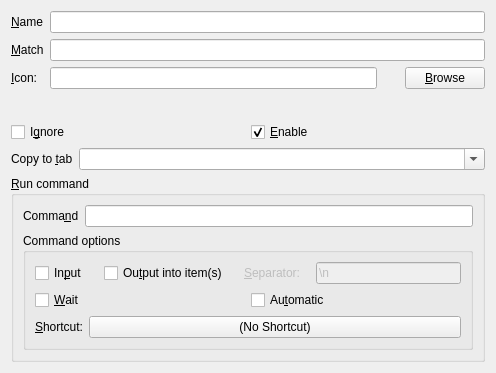
This is src/commandwidget.ui in hluk/CopyQ as Qt 5 draws it before an edit. The edited form follows.
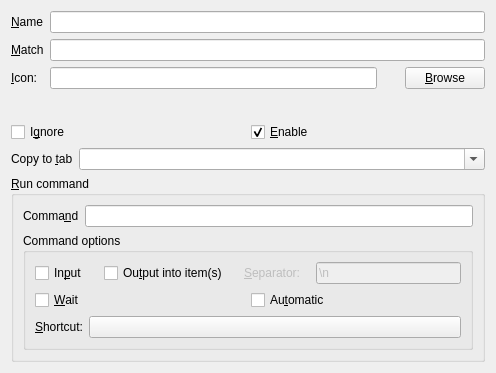
This is the edited form.

```diff
--- a/src/commandwidget.ui
+++ b/src/commandwidget.ui
@@ -320,7 +320,7 @@
              <item>
               <widget class="QPushButton" name="pushButtonShortcut">
                <property name="text">
-                <string>(No Shortcut)</string>
+                <string></string>
                </property>
               </widget>
              </item>
```
